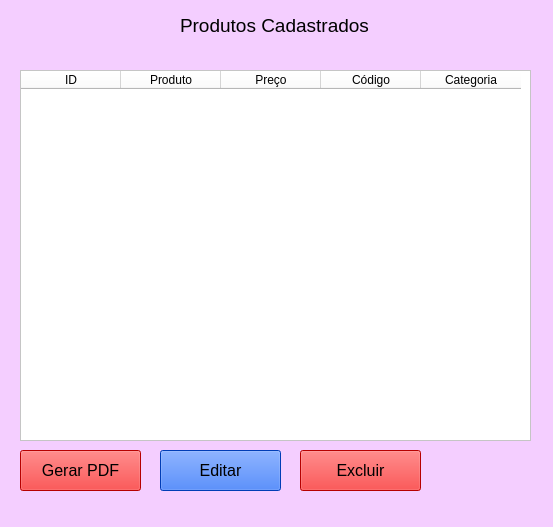
Old version of the form data_list.ui in the repository eipatrickrodrigues/Python_plus_MySQL.
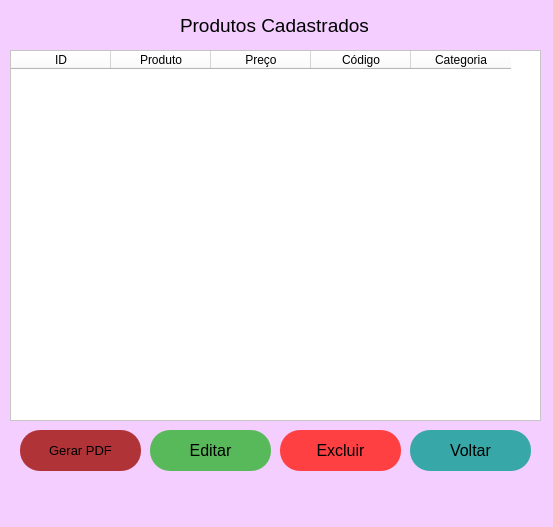
New version of the form.

What changed in the file:
```diff
--- a/data_list.ui
+++ b/data_list.ui
@@ -38,9 +38,9 @@
    <widget class="QTableWidget" name="tableWidget">
     <property name="geometry">
      <rect>
-      <x>20</x>
-      <y>70</y>
-      <width>511</width>
+      <x>10</x>
+      <y>50</y>
+      <width>531</width>
       <height>371</height>
      </rect>
     </property>
@@ -85,18 +85,21 @@
     <property name="geometry">
      <rect>
       <x>20</x>
-      <y>450</y>
+      <y>430</y>
       <width>121</width>
       <height>41</height>
      </rect>
     </property>
     <property name="font">
      <font>
-      <pointsize>12</pointsize>
+      <pointsize>10</pointsize>
      </font>
     </property>
     <property name="styleSheet">
-     <string notr="true">background-color: rgb(255, 0, 0);</string>
+     <string notr="true">background-color: rgb(176, 52, 55);
+border-radius:20px;
+border-width:2px;
+</string>
     </property>
     <property name="text">
      <string>Gerar PDF</string>
@@ -105,8 +108,8 @@
    <widget class="QPushButton" name="pushButton_2">
     <property name="geometry">
      <rect>
-      <x>160</x>
-      <y>450</y>
+      <x>150</x>
+      <y>430</y>
       <width>121</width>
       <height>41</height>
      </rect>
@@ -117,7 +120,10 @@
      </font>
     </property>
     <property name="styleSheet">
-     <string notr="true">background-color: rgb(0, 85, 255);</string>
+     <string notr="true">background-color: rgb(88, 185, 91);
+border-radius:20px;
+border-width:2px;
+</string>
     </property>
     <property name="text">
      <string>Editar</string>
@@ -126,8 +132,8 @@
    <widget class="QPushButton" name="pushButton_3">
     <property name="geometry">
      <rect>
-      <x>300</x>
-      <y>450</y>
+      <x>280</x>
+      <y>430</y>
       <width>121</width>
       <height>41</height>
      </rect>
@@ -138,12 +144,39 @@
      </font>
     </property>
     <property name="styleSheet">
-     <string notr="true">background-color: rgb(255, 0, 0);</string>
+     <string notr="true">background-color: rgb(255, 64, 67);
+border-radius:20px;
+border-width:2px;
+</string>
     </property>
     <property name="text">
      <string>Excluir</string>
     </property>
    </widget>
+   <widget class="QPushButton" name="pushButton_4">
+    <property name="geometry">
+     <rect>
+      <x>410</x>
+      <y>430</y>
+      <width>121</width>
+      <height>41</height>
+     </rect>
+    </property>
+    <property name="font">
+     <font>
+      <pointsize>12</pointsize>
+     </font>
+    </property>
+    <property name="styleSheet">
+     <string notr="true">background-color: rgb(56, 167, 167);
+border-radius:20px;
+border-width:2px;
+</string>
+    </property>
+    <property name="text">
+     <string>Voltar</string>
+    </property>
+   </widget>
   </widget>
   <widget class="QMenuBar" name="menubar">
    <property name="geometry">
```
